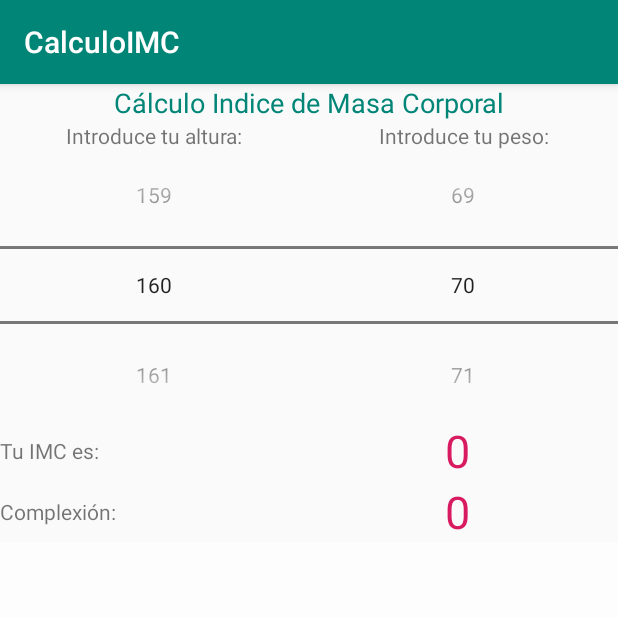
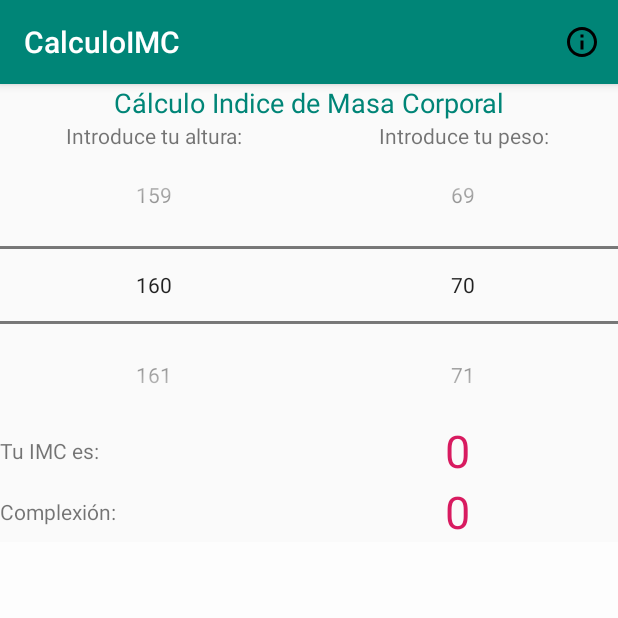
Before and after one commit to JuanLPerea/Calcular-IMC, an Android app: the screen it shows after launch (MainActivity), on a phone screen of 412 x 824 dp, the top half of it. Run offline under Robolectric (Android 15) with nearby library versions, the phone set to English and light mode, and no system bars.

Commit message:
Añadido info Wikipedia

```diff
--- a/app/src/main/java/com/calculoimc/MainActivity.java
+++ b/app/src/main/java/com/calculoimc/MainActivity.java
@@ -1,10 +1,17 @@
 package com.calculoimc;
 
+import android.app.Activity;
+import android.app.SearchManager;
+import android.content.Intent;
+import android.net.Uri;
 import android.support.v7.app.AppCompatActivity;
 import android.os.Bundle;
 import android.util.Log;
+import android.view.Menu;
+import android.view.MenuItem;
 import android.view.View;
 import android.view.inputmethod.InputMethodManager;
+import android.webkit.WebView;
 import android.widget.Button;
 import android.widget.EditText;
 import android.widget.ImageView;
@@ -22,6 +29,7 @@ public class MainActivity extends AppCompatActivity {
     private ImageView imagen;
     private NumberPicker alturaPK;
     private NumberPicker pesoPK;
+    private static final String URL_BUSCADOR = "https://es.wikipedia.org/wiki/%C3%8Dndice_de_masa_corporal";
 
 
     @Override
@@ -29,6 +37,9 @@ public class MainActivity extends AppCompatActivity {
         super.onCreate(saquito);
         setContentView(R.layout.activity_main);
 
+
+        // Ocultamos el teclado virtual para ver la pantalla completa
+        hideKeyboard(this);
 
         //   alturaET = findViewById(R.id.alturaET);
         //    pesoET = findViewById(R.id.pesoET);
@@ -139,14 +150,7 @@ public class MainActivity extends AppCompatActivity {
 
         complexionTV.setText(complexion);
 
-        // Ocultamos el teclado virtual para ver la pantalla completa
-        //        InputMethodManager inputMethodManager = (InputMethodManager)getSystemService(this.INPUT_METHOD_SERVICE);
-        //        inputMethodManager.hideSoftInputFromWindow(pesoET.getWindowToken(), 0);
-        //        inputMethodManager.hideSoftInputFromWindow(alturaET.getWindowToken(), 0);
 
-        //    } else {
-        //        Toast.makeText(this, "Falta algún dato, por favor rellena el peso y la altura...", Toast.LENGTH_LONG).show();
-        //    }
 
 
     }
@@ -175,4 +179,44 @@ public class MainActivity extends AppCompatActivity {
         Log.d("LOGIMC", "Saved: " + alturaPK.getValue() + " " + pesoPK.getValue());
     }
 
+    @Override
+    public boolean onCreateOptionsMenu(Menu menu) {
+        getMenuInflater().inflate(R.menu.menu_opciones, menu);
+        return super.onCreateOptionsMenu(menu);
+    }
+
+    @Override
+    public boolean onOptionsItemSelected(MenuItem item) {
+
+        switch (item.getItemId()) {
+            case R.id.menu_info:
+
+                //  Intent intent = new Intent(Intent.ACTION_VIEW, Uri.parse(URL_BUSCADOR));
+                Intent intent = new Intent(Intent.ACTION_VIEW);
+                intent.setData(Uri.parse("https://es.wikipedia.org/wiki/%C3%8Dndice_de_masa_corporal"));
+                startActivity(intent);
+
+                /*
+                // AQUI SE ASEGURA QUE HAYA UNA ACTIVIDAD CANDIDATA PARA LA ACCION QUE QUIERA REALIZAR
+                if (intent.resolveActivity(getPackageManager()) != null) {
+                    startActivity(intent);
+                }
+                */
+
+                break;
+        }
+
+        return super.onOptionsItemSelected(item);
+    }
+
+    public static void hideKeyboard(Activity activity) {
+        InputMethodManager imm = (InputMethodManager) activity.getSystemService(Activity.INPUT_METHOD_SERVICE);
+        //Find the currently focused view, so we can grab the correct window token from it.
+        View view = activity.getCurrentFocus();
+        //If no view currently has focus, create a new one, just so we can grab a window token from it
+        if (view == null) {
+            view = new View(activity);
+        }
+        imm.hideSoftInputFromWindow(view.getWindowToken(), 0);
+    }
 }
--- /dev/null
+++ b/app/src/main/res/drawable/ic_info_outline_black_24dp.xml
@@ -0,0 +1,9 @@
+<vector xmlns:android="http://schemas.android.com/apk/res/android"
+        android:width="24dp"
+        android:height="24dp"
+        android:viewportWidth="24.0"
+        android:viewportHeight="24.0">
+    <path
+        android:fillColor="#FF000000"
+        android:pathData="M11,17h2v-6h-2v6zM12,2C6.48,2 2,6.48 2,12s4.48,10 10,10 10,-4.48 10,-10S17.52,2 12,2zM12,20c-4.41,0 -8,-3.59 -8,-8s3.59,-8 8,-8 8,3.59 8,8 -3.59,8 -8,8zM11,9h2L13,7h-2v2z"/>
+</vector>
--- /dev/null
+++ b/app/src/main/res/menu/menu_opciones.xml
@@ -0,0 +1,10 @@
+<?xml version="1.0" encoding="utf-8"?>
+<menu xmlns:android="http://schemas.android.com/apk/res/android"
+    xmlns:app="http://schemas.android.com/apk/res-auto">
+
+    <item
+        android:icon="@drawable/ic_info_outline_black_24dp"
+        android:id="@+id/menu_info"
+        android:title="info"
+        app:showAsAction="always"/>
+</menu>
```
Also changed, not shown: app/src/main/AndroidManifest.xml (+13 -2 lines), app/src/main/java/com/calculoimc/WebActivity.java (added, +42 -0 lines), app/src/main/res/layout/activity_web.xml (added, +14 -0 lines).
